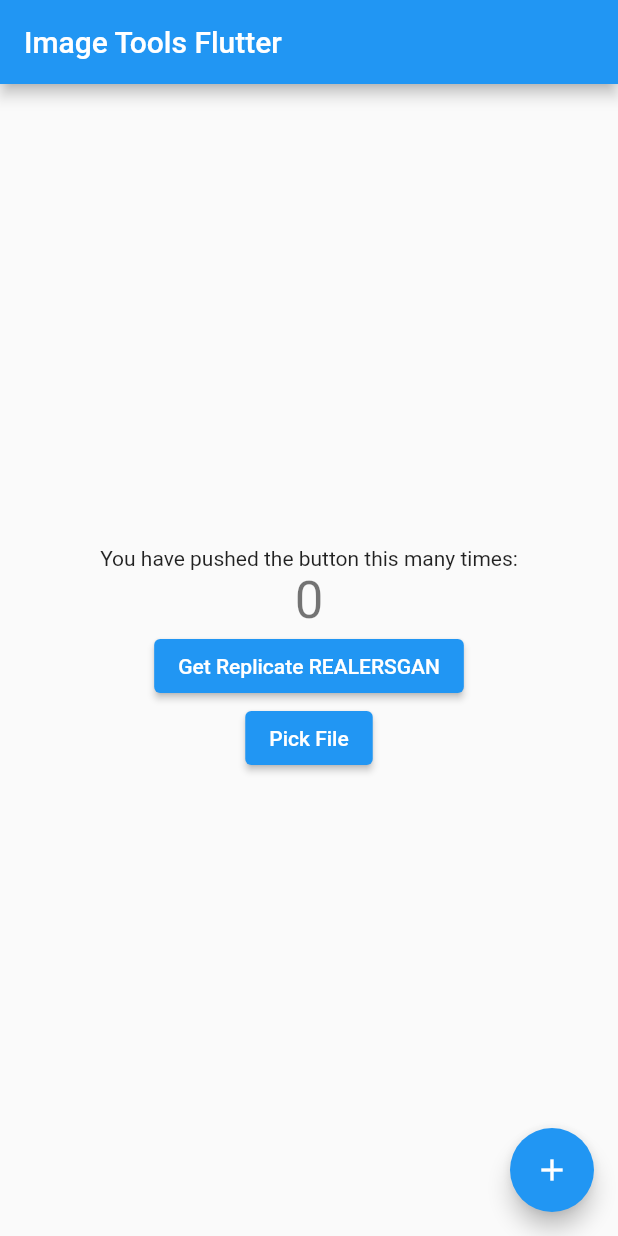
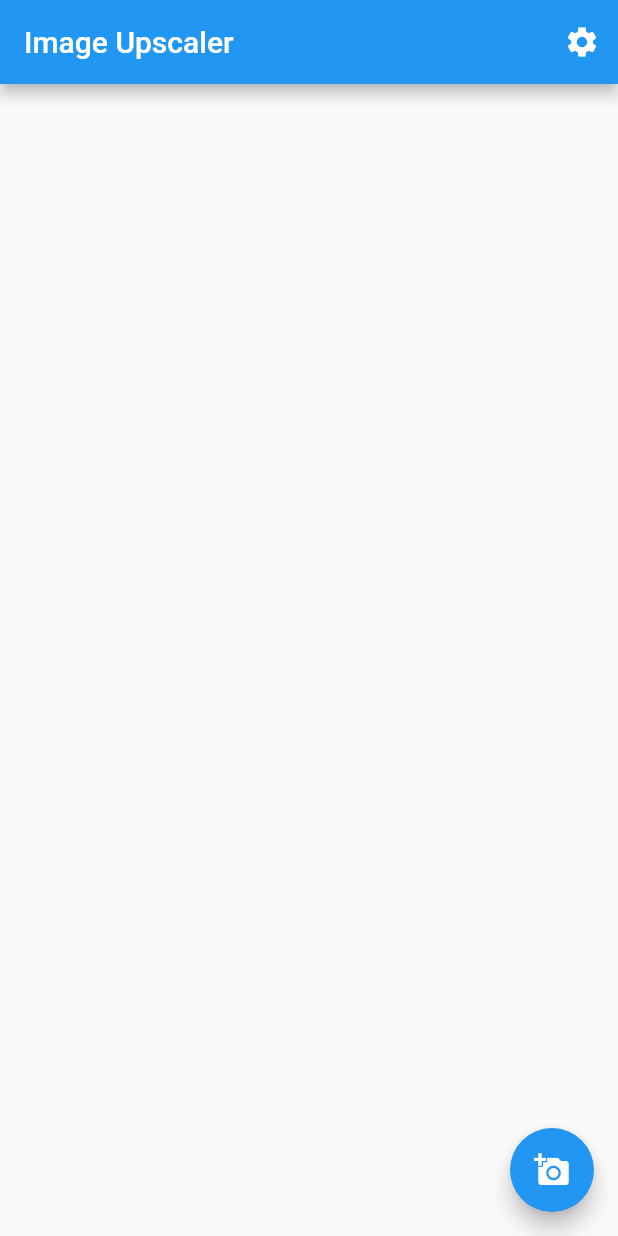
Before and after one commit to notquarks/imagetools, a Flutter app: the screen it shows after launch, on a phone screen of 412 x 824 dp. Run offline on Flutter 3.47's test engine with Material 2 defaults, Android fonts, the phone set to English and light mode, and no system bars; our stand-ins replace file_picker, flutter_riverpod, image_picker, shared_preferences.

Commit message:
this code is :poop:, but it works

```diff
--- a/lib/main.dart
+++ b/lib/main.dart
@@ -4,6 +4,7 @@ import 'package:file_picker/file_picker.dart';
 import 'package:flutter/material.dart';
 import 'package:flutter_riverpod/flutter_riverpod.dart';
 import 'package:http/http.dart' as http;
+import 'package:imagetools/screens/imageprocess.dart';
 import 'package:imagetools/utils.dart';
 
 void main() {
@@ -21,64 +22,7 @@ class MyApp extends StatelessWidget {
       theme: ThemeData(
         primarySwatch: Colors.blue,
       ),
-      home: const MyHomePage(title: 'Image Tools Flutter'),
+      home: MyHomePage(),
     );
   }
 }
-
-class MyHomePage extends ConsumerStatefulWidget {
-  const MyHomePage({super.key, required this.title});
-
-  final String title;
-
-  @override
-  ConsumerState<MyHomePage> createState() => _MyHomePageState();
-}
-
-class _MyHomePageState extends ConsumerState<MyHomePage> {
-  int _counter = 0;
-
-  void _incrementCounter() {
-    setState(() {
-      _counter++;
-    });
-  }
-
-  @override
-  Widget build(BuildContext context) {
-    return Scaffold(
-      appBar: AppBar(
-        title: Text(widget.title),
-      ),
-      body: Center(
-        child: Column(
-          mainAxisAlignment: MainAxisAlignment.center,
-          children: <Widget>[
-            const Text(
-              'You have pushed the button this many times:',
-            ),
-            Text(
-              '$_counter',
-              style: Theme.of(context).textTheme.headlineMedium,
-            ),
-            ElevatedButton(
-              onPressed: () => print(ReplicateApi().getCookies()),
-              child: Text('Get Replicate REALERSGAN'),
-            ),
-            ElevatedButton(
-              onPressed: () async {
-                final res = FilePicker.platform.pickFiles();
-              },
-              child: Text('Pick File'),
-            ),
-          ],
-        ),
-      ),
-      floatingActionButton: FloatingActionButton(
-        onPressed: _incrementCounter,
-        tooltip: 'Increment',
-        child: const Icon(Icons.add),
-      ), // This trailing comma makes auto-formatting nicer for build methods.
-    );
-  }
-}
--- a/lib/providers/data_provider.dart
+++ b/lib/providers/data_provider.dart
@@ -1,13 +1,39 @@
+import 'dart:io';
+
 import 'package:flutter_riverpod/flutter_riverpod.dart';
 import 'package:http/http.dart' as http;
 import 'package:imagetools/models/Predictions.dart';
 import 'package:imagetools/utils.dart';
+import 'package:image_picker/image_picker.dart';
 
-final cookiesProvider = FutureProvider<dynamic>((ref) async {
-  return ref.watch(replicateApiProvider).getCookies();
+// final cookiesProvider = FutureProvider<dynamic>((ref) async {
+//   return ref.watch(replicateApiProvider).getCookies();
+// });
+
+// final predictionProvider =
+//     FutureProvider.family<Prediction, String>((ref, image) async {
+//   return ref.watch(replicateApiProvider).getPrediction(image);
+// });
+
+final imagePickerController = StateProvider.autoDispose((ref) {
+  return ImagePicker();
 });
 
-final predictionProvider =
-    FutureProvider.family<Prediction, String>((ref, image) async {
-  return ref.watch(replicateApiProvider).getPrediction(image);
+final imageFileProvider = StateProvider<File?>((ref) {
+  return null;
 });
+
+final upscaledImageProvider = StateProvider<File?>((ref) {
+  return null;
+});
+
+final isProcessingProvider = StateProvider<bool>((ref) {
+  return false;
+});
+
+final errorMessagesProvider = StateProvider<String?>((ref) {
+  return null;
+});
+
+final apiTokenProvider = StateNotifierProvider<ApiTokenNotifier, String?>(
+    (ref) => ApiTokenNotifier());
--- /dev/null
+++ b/lib/screens/imageprocess.dart
@@ -0,0 +1,60 @@
+import 'package:flutter/material.dart';
+import 'package:flutter_riverpod/flutter_riverpod.dart';
+import 'package:imagetools/providers/data_provider.dart';
+import 'package:imagetools/screens/settings.dart';
+import 'package:imagetools/utils.dart';
+
+class MyHomePage extends ConsumerWidget {
+  @override
+  Widget build(BuildContext context, WidgetRef ref) {
+    final ImageProcessor _imageProcessor = ImageProcessor(ref);
+    final imageFile = ref.watch(imageFileProvider);
+    final upscaledImage = ref.watch(upscaledImageProvider);
+    final isProcessing = ref.watch(isProcessingProvider);
+    final errorMessage = ref.watch(errorMessagesProvider);
+
+    return Scaffold(
+      appBar: AppBar(
+        title: Text('Image Upscaler'),
+        actions: [
+          IconButton(
+            icon: Icon(Icons.settings),
+            onPressed: () => Navigator.of(context)
+                .push(MaterialPageRoute(builder: (context) => SettingsPage())),
+          )
+        ],
+      ),
+      body: Center(
+        child: Column(
+          mainAxisAlignment: MainAxisAlignment.center,
+          children: [
+            if (imageFile != null) Image.file(imageFile),
+            if (upscaledImage != null) Image.file(upscaledImage),
+            if (errorMessage != null) Text(errorMessage),
+            if (isProcessing) CircularProgressIndicator(),
+          ],
+        ),
+      ),
+      floatingActionButton: FloatingActionButton(
+        onPressed: () async {
+          final pickedFile = await _imageProcessor.pickImage();
+          if (pickedFile != null) {
+            ref.read(imageFileProvider.notifier).state = pickedFile;
+            ref.read(upscaledImageProvider.notifier).state = null;
+            ref.read(errorMessagesProvider.notifier).state = null;
+            ref.read(isProcessingProvider.notifier).state = true;
+
+            final upscaledImage =
+                await _imageProcessor.upscaleImage(pickedFile);
+            ref.read(upscaledImageProvider.notifier).state = upscaledImage;
+            ref.read(isProcessingProvider.notifier).state = false;
+            ref.read(errorMessagesProvider.notifier).state =
+                upscaledImage == null ? 'Error: Image upscaling failed' : null;
+          }
+        },
+        tooltip: 'Pick Image',
+        child: Icon(Icons.add_a_photo),
+      ),
+    );
+  }
+}
--- a/pubspec.yaml
+++ b/pubspec.yaml
@@ -34,7 +34,10 @@ dependencies:
     sdk: flutter
   flutter_riverpod: ^2.1.3
   http: ^0.13.5
+  image_picker: ^0.8.7
+  path_provider: ^2.0.13
   riverpod_annotation: ^1.1.1
+  shared_preferences: ^2.0.18
 
 dev_dependencies:
   build_runner: ^2.3.3
```
Also changed, not shown: lib/screens/settings.dart (added, +71 -0 lines), lib/utils.dart (+96 -65 lines), pubspec.lock.
